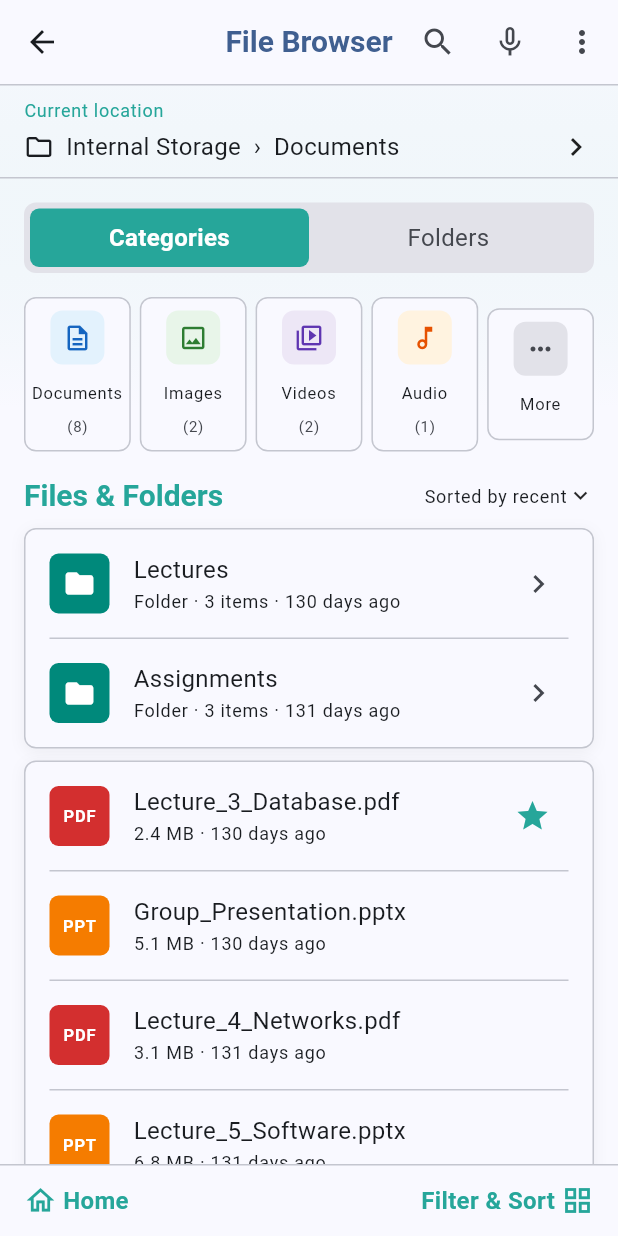
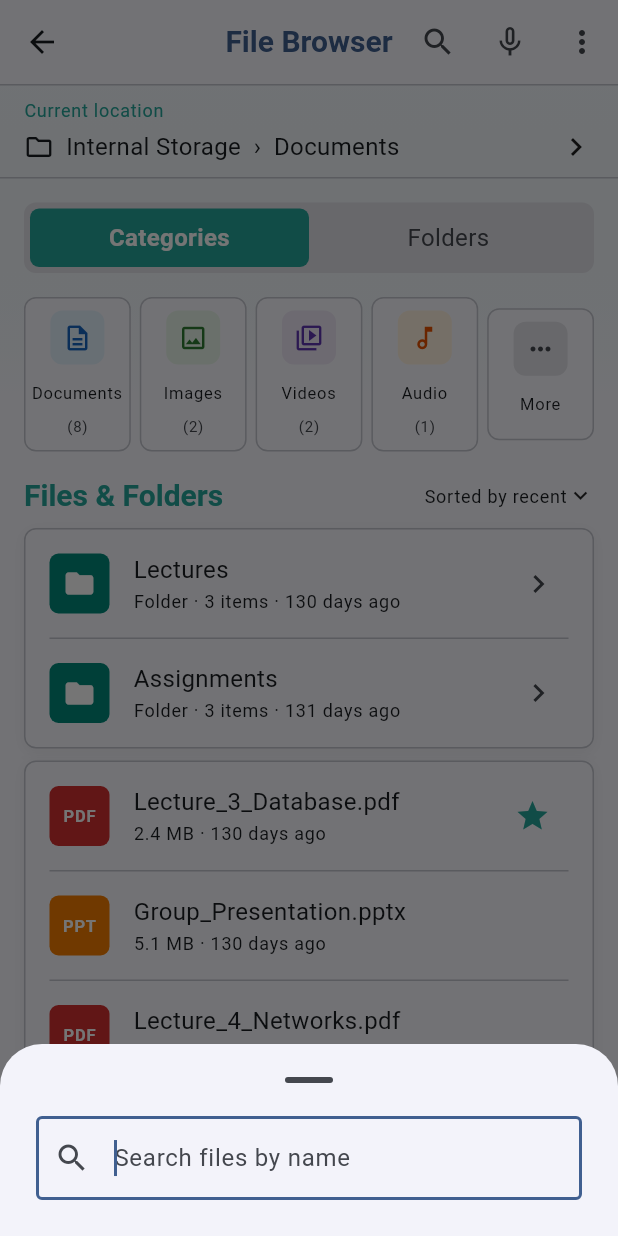
Before and after one commit to mog4ku-mono/blindsort, a Flutter app: the FileBrowserScreen screen opened directly, after a tap on the "search" icon, on a phone screen of 412 x 824 dp. Run offline on Flutter 3.47's test engine with Material 3 defaults, Android fonts, the light colour scheme and no system bars; our stand-ins replace device_preview.

Commit message:
feat(browser): wire search, voice, and overflow menu in app bar

```diff
--- a/lib/screens/file_browser_screen.dart
+++ b/lib/screens/file_browser_screen.dart
@@ -13,6 +13,7 @@ import '../widgets/file_actions_sheet.dart';
 import '../widgets/file_list_item.dart';
 import '../widgets/file_multi_picker.dart';
 import '../widgets/folder_list_item.dart';
+import '../widgets/voice_search_overlay.dart';
 import 'file_details_screen.dart';
 
 enum SortMode { recent, name, size }
@@ -32,6 +33,7 @@ class _FileBrowserScreenState extends State<FileBrowserScreen> {
   String? _folderFilter;
   String? _selectedFileId;
   SortMode _sort = SortMode.recent;
+  String _searchQuery = '';
 
   @override
   void initState() {
@@ -60,6 +62,11 @@ class _FileBrowserScreenState extends State<FileBrowserScreen> {
     if (_folderFilter != null) {
       final ids = AppState.filesInFolder(_folderFilter!, sampleFiles);
       list = list.where((f) => ids.contains(f.id)).toList();
+    }
+
+    if (_searchQuery.isNotEmpty) {
+      final q = _searchQuery.toLowerCase();
+      list = list.where((f) => f.name.toLowerCase().contains(q)).toList();
     }
 
     switch (_sort) {
@@ -111,6 +118,70 @@ class _FileBrowserScreenState extends State<FileBrowserScreen> {
       _folderFilter = _folderFilter == name ? null : name;
       _tabIndex = 0;
     });
+  }
+
+  void _openSearch() {
+    showModalBottomSheet<void>(
+      context: context,
+      isScrollControlled: true,
+      showDragHandle: true,
+      builder: (sheetContext) => Padding(
+        padding: EdgeInsets.only(
+          bottom: MediaQuery.of(sheetContext).viewInsets.bottom,
+        ),
+        child: Padding(
+          padding: const EdgeInsets.fromLTRB(
+            AppSpacing.lg,
+            0,
+            AppSpacing.lg,
+            AppSpacing.lg,
+          ),
+          child: TextField(
+            autofocus: true,
+            decoration: const InputDecoration(
+              hintText: 'Search files by name',
+              prefixIcon: Icon(Icons.search),
+              border: OutlineInputBorder(),
+            ),
+            onChanged: (v) => setState(() => _searchQuery = v),
+          ),
+        ),
+      ),
+    );
+  }
+
+  Future<void> _openVoiceSearch() async {
+    await showVoiceSearchOverlay(context);
+    if (!mounted) return;
+  }
+
+  void _handleMoreMenu(String value) {
+    switch (value) {
+      case 'clear':
+        setState(() {
+          _categoryFilter = null;
+          _folderFilter = null;
+          _searchQuery = '';
+        });
+        ScaffoldMessenger.of(context).showSnackBar(
+          const SnackBar(
+            content: Text('Filters cleared'),
+            behavior: SnackBarBehavior.floating,
+          ),
+        );
+      case 'about':
+        showAboutDialog(
+          context: context,
+          applicationName: 'BlindSort',
+          applicationVersion: '1.0.0',
+          children: const [
+            Text(
+              'An accessibility-first file manager for blind and low-vision '
+              'users.',
+            ),
+          ],
+        );
+    }
   }
 
   Future<void> _createFolder() async {
@@ -254,18 +325,22 @@ class _FileBrowserScreenState extends State<FileBrowserScreen> {
         actions: [
           IconButton(
             icon: const Icon(Icons.search),
-            onPressed: () {},
+            onPressed: _openSearch,
             tooltip: 'Search',
           ),
           IconButton(
             icon: const Icon(Icons.mic_none),
-            onPressed: () {},
+            onPressed: _openVoiceSearch,
             tooltip: 'Voice search',
           ),
-          IconButton(
+          PopupMenuButton<String>(
             icon: const Icon(Icons.more_vert),
-            onPressed: () {},
             tooltip: 'More',
+            onSelected: _handleMoreMenu,
+            itemBuilder: (context) => const [
+              PopupMenuItem(value: 'clear', child: Text('Clear all filters')),
+              PopupMenuItem(value: 'about', child: Text('About BlindSort')),
+            ],
           ),
         ],
       ),
@@ -336,7 +411,9 @@ class _FileBrowserScreenState extends State<FileBrowserScreen> {
     children: [
       _categoryRow(),
       const SizedBox(height: AppSpacing.md),
-      if (_categoryFilter != null || _folderFilter != null) ...[
+      if (_categoryFilter != null ||
+          _folderFilter != null ||
+          _searchQuery.isNotEmpty) ...[
         _activeFiltersRow(theme),
         const SizedBox(height: AppSpacing.sm),
       ],
@@ -619,6 +696,12 @@ class _FileBrowserScreenState extends State<FileBrowserScreen> {
           onDeleted: () => setState(() => _folderFilter = null),
           deleteIcon: const Icon(Icons.close, size: 16),
         ),
+      if (_searchQuery.isNotEmpty)
+        Chip(
+          label: Text('Search: $_searchQuery'),
+          onDeleted: () => setState(() => _searchQuery = ''),
+          deleteIcon: const Icon(Icons.close, size: 16),
+        ),
     ],
   );
 
```
